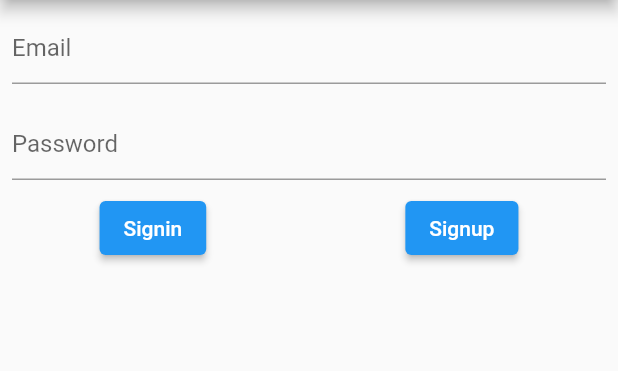
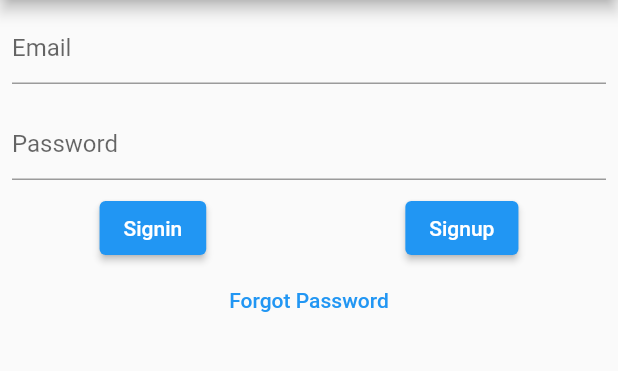
Before and after one commit to rebornin3d/AuthEmailAndPass_1, a Flutter app: the screen it shows after launch, on a phone screen of 412 x 824 dp, the part 84-455 px from its top. Run offline on Flutter 3.47's test engine with Material 2 defaults, Android fonts, the phone set to English and light mode, and no system bars; our stand-ins replace firebase_auth, firebase_core; accounts and stored records are empty.

Commit message:
reset password functionality added

```diff
--- a/lib/src/screens/login.dart
+++ b/lib/src/screens/login.dart
@@ -1,5 +1,6 @@
 import 'package:firebase_auth/firebase_auth.dart';
 import 'package:firebase_auth_email_and_password/src/screens/home.dart';
+import 'package:firebase_auth_email_and_password/src/screens/reset.dart';
 import 'package:firebase_auth_email_and_password/src/screens/verify.dart';
 import 'package:flutter/material.dart';
 
@@ -13,6 +14,8 @@ class LoginScreen extends StatefulWidget {
 class _LoginScreenState extends State<LoginScreen> {
   String _email = '', _password = '';
   final auth = FirebaseAuth.instance;
+
+  var builder;
 
   @override
   Widget build(BuildContext context) {
@@ -64,12 +67,22 @@ class _LoginScreenState extends State<LoginScreen> {
                             email: _email, password: _password)
                         .then((_) {
                       Navigator.of(context).pushReplacement(MaterialPageRoute(
-                          builder: (context) => VerifyScreen()));
+                          builder: (context) => const VerifyScreen()));
                     });
                   },
                   child: const Text('Signup')),
             ],
-          )
+          ),
+          Row(
+            mainAxisAlignment: MainAxisAlignment.center,
+            children: [
+              TextButton(
+                onPressed: () => Navigator.of(context).push(MaterialPageRoute(
+                    builder: (BuildContext context) => const ResetScreen())),
+                child: const Text('Forgot Password'),
+              ),
+            ],
+          ),
         ],
       ),
     );
```
Also changed, not shown: lib/src/screens/reset.dart (added, +51 -0 lines).
